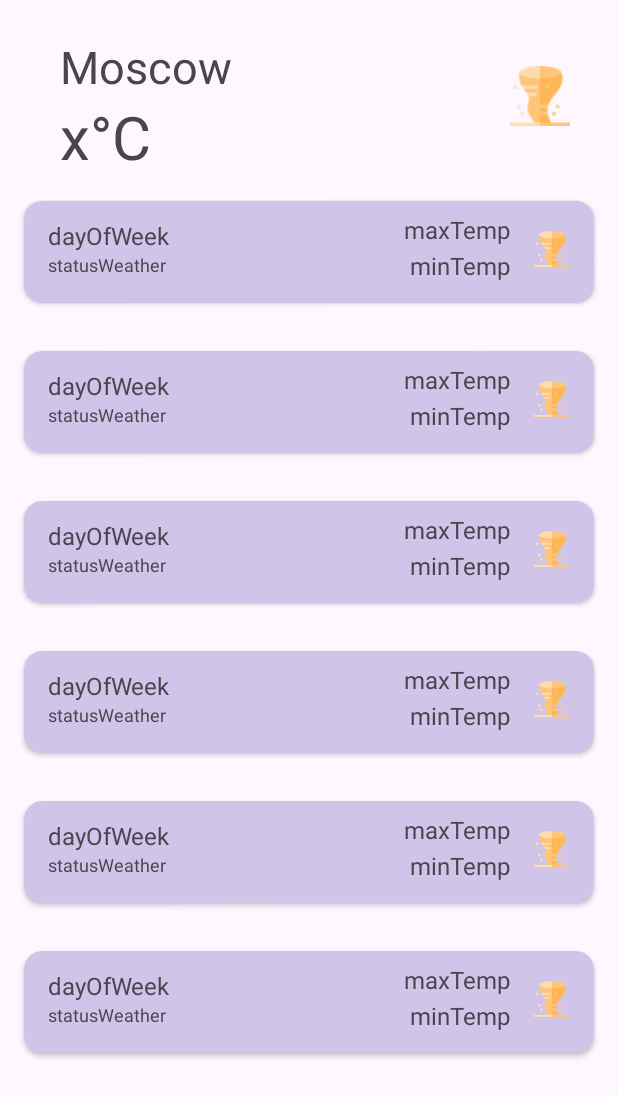
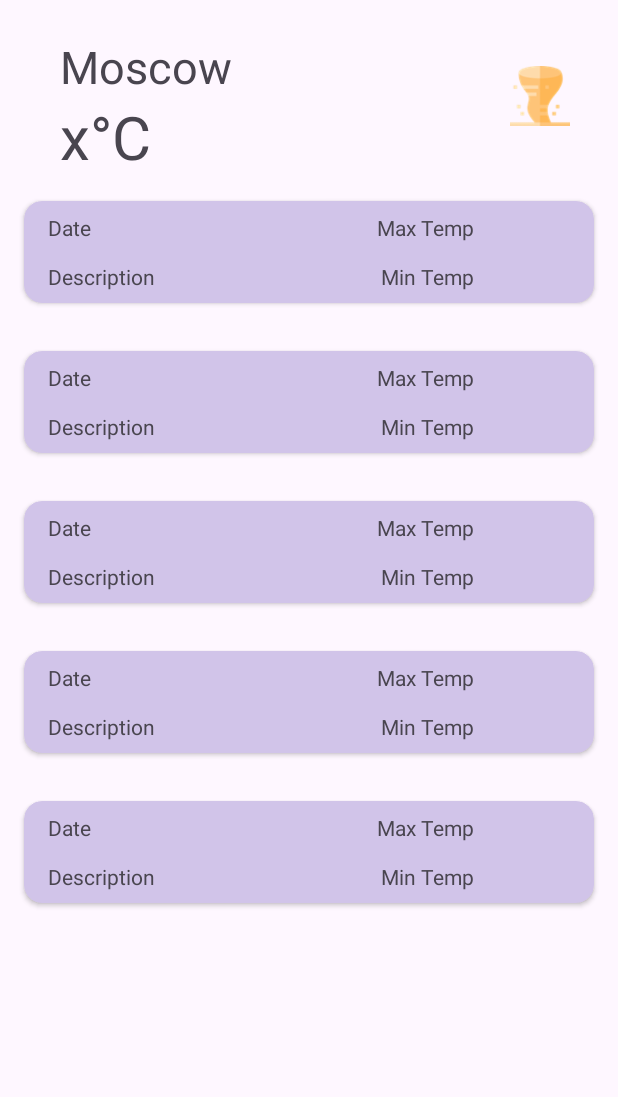
Before and after one commit to Dats-asc/SummerPracticeWeatherApp, an Android app: the layout fragment_days.xml on its own in the app's theme, with its tools: preview values and no code run, on a phone screen of 412 x 824 dp. Shown: the top 1097 px of the screen. Run offline under Robolectric (Android 15) with nearby library versions, the phone set to English and light mode, and no system bars; network calls fail.

Commit message:
[Update] 10Days fragment

```diff
--- a/app/src/main/java/com/example/summerpracticeweatherapp/Day.kt
+++ b/app/src/main/java/com/example/summerpracticeweatherapp/Day.kt
@@ -1,5 +1,7 @@
 package com.example.summerpracticeweatherapp
 data class Day (
-    val name: String,
-    val status: String
+    val date : String,
+    val description : String,
+    val maxTemp : Int,
+    val minTemp : Int
 )
--- a/app/src/main/java/com/example/summerpracticeweatherapp/DayItem.kt
+++ b/app/src/main/java/com/example/summerpracticeweatherapp/DayItem.kt
@@ -1,14 +1,17 @@
 package com.example.summerpracticeweatherapp
 import androidx.recyclerview.widget.RecyclerView
 import com.example.summerpracticeweatherapp.databinding.ItemDayBinding
+import com.example.summerpracticeweatherapp.network.Forecast
 
 
 class DayItem(private val binding: ItemDayBinding
 ) : RecyclerView.ViewHolder(binding.root) {
     fun onBind(day: Day){
         binding.run{
-            tvTitle.text = day.name
-            tvDesc.text = day.status.toString()
+            tvData.text = day.date
+            tvDescription.text = day.description
+            tvMaxTemp.text = day.maxTemp.toString()
+            tvMinTemp.text = day.minTemp.toString()
         }
     }
 }
--- a/app/src/main/java/com/example/summerpracticeweatherapp/DayRepository.kt
+++ b/app/src/main/java/com/example/summerpracticeweatherapp/DayRepository.kt
@@ -1,22 +1,12 @@
 package com.example.summerpracticeweatherapp
+import com.example.summerpracticeweatherapp.network.Forecast
 import java.text.SimpleDateFormat
 import java.time.LocalDateTime
 import java.util.Calendar
 
 object DayRepository {
-    private val calendar = Calendar.getInstance()
 
-    val list: List<Day> = (0..14).map { index ->
-        val date = calendar.time
-            .toString()
-            .split(" ")
-            .take(3)
-            .joinToString(" ")
-
-        calendar.add(Calendar.DAY_OF_YEAR, 1) //нет сегодняшнего дня, начало со след.дня, надо фиксить
-        Day(status = "*statusWeather*", name = date)
-    }
-
-
-
+    val list: List<Day> = listOf(
+        // Заполнить экземплярами дней
+    )
 }
--- /dev/null
+++ b/app/src/main/java/com/example/summerpracticeweatherapp/network/Forecast.kt
@@ -0,0 +1,7 @@
+package com.example.summerpracticeweatherapp.network
+
+import com.example.summerpracticeweatherapp.network.models.weather.Main
+
+object Forecast {
+    var forecast: Main? = null
+}
--- a/app/src/main/res/layout/fragment_days.xml
+++ b/app/src/main/res/layout/fragment_days.xml
@@ -51,7 +51,7 @@
         app:layout_constraintBottom_toBottomOf="parent"
         app:layout_constraintTop_toBottomOf="@+id/tv_temp"
         app:layout_constraintVertical_bias="0.0"
-        tools:itemCount="10"
+        tools:itemCount="5"
         tools:layout_editor_absoluteX="0dp"
         tools:listitem="@layout/item_day" />
 </androidx.constraintlayout.widget.ConstraintLayout>
--- a/app/src/main/res/layout/fragment_search.xml
+++ b/app/src/main/res/layout/fragment_search.xml
@@ -17,7 +17,7 @@
         android:id="@+id/btn_save_city"
         android:layout_width="match_parent"
         android:layout_height="wrap_content"
-        android:layout_marginTop="20dp"
+        android:layout_marginTop="200dp"
         android:text="Save city"
         app:layout_constraintTop_toBottomOf="@id/et_city" />
 
--- a/app/src/main/res/layout/item_day.xml
+++ b/app/src/main/res/layout/item_day.xml
@@ -2,6 +2,7 @@
 <androidx.cardview.widget.CardView xmlns:android="http://schemas.android.com/apk/res/android"
     xmlns:tools="http://schemas.android.com/tools"
     xmlns:app="http://schemas.android.com/apk/res-auto"
+    android:id="@+id/card"
     android:layout_width="match_parent"
     android:layout_height="68dp"
     android:clickable="true"
@@ -11,66 +12,44 @@
     app:cardCornerRadius="12dp">
     <androidx.constraintlayout.widget.ConstraintLayout
         android:layout_width="match_parent"
-        android:layout_height="wrap_content">
-
+        android:layout_height="match_parent">
+        <TextView
+            android:id="@+id/tv_data"
+            android:layout_width="wrap_content"
+            android:layout_height="wrap_content"
+            tools:text="Date"
+            android:layout_marginStart="16dp"
+            android:layout_marginTop="8dp"
+            app:layout_constraintTop_toTopOf="parent"
+            app:layout_constraintLeft_toLeftOf="parent"/>
 
         <TextView
-            android:id="@+id/tv_title"
-            android:layout_width="0dp"
+            android:id="@+id/tv_description"
+            android:layout_width="wrap_content"
             android:layout_height="wrap_content"
-            android:layout_marginHorizontal="16dp"
-            android:layout_marginTop="12dp"
-            android:text="dayOfWeek"
-            android:textSize="16sp"
-            app:layout_constraintBottom_toTopOf="@id/tv_desc"
-            app:layout_constraintEnd_toEndOf="parent"
-            app:layout_constraintStart_toStartOf="parent"
-            app:layout_constraintTop_toTopOf="parent" />
-
+            android:layout_marginStart="16dp"
+            android:layout_marginBottom="8dp"
+            app:layout_constraintBottom_toBottomOf="parent"
+            app:layout_constraintLeft_toLeftOf="parent"
+            tools:text="Description" />
         <TextView
-            android:id="@+id/tv_desc"
-            android:layout_width="0dp"
+            android:id="@+id/tv_minTemp"
+            android:layout_width="wrap_content"
             android:layout_height="wrap_content"
-            android:layout_marginTop="8dp"
-            android:text="statusWeather"
-            android:textSize="12sp"
+            android:layout_marginEnd="80dp"
+            android:layout_marginBottom="8dp"
             app:layout_constraintBottom_toBottomOf="parent"
-            app:layout_constraintEnd_toEndOf="@+id/tv_title"
-            app:layout_constraintStart_toStartOf="@+id/tv_title"
-            app:layout_constraintTop_toTopOf="@+id/tv_title" />
-
+            app:layout_constraintRight_toRightOf="parent"
+            tools:text="Min Temp" />
         <TextView
             android:id="@+id/tv_maxTemp"
-            android:layout_width="0dp"
+            android:layout_width="wrap_content"
             android:layout_height="wrap_content"
-            android:layout_marginHorizontal="16dp"
-            android:layout_marginTop="-4dp"
-            android:layout_marginEnd="40dp"
-            android:text="maxTemp"
-            android:textSize="16sp"
-            app:layout_constraintEnd_toEndOf="@+id/tv_title"
-            app:layout_constraintTop_toTopOf="@+id/tv_title" />
-        <TextView
-            android:id="@+id/tv_minTemp"
-            android:layout_width="0dp"
-            android:layout_height="wrap_content"
-            android:layout_marginHorizontal="16dp"
-            android:layout_marginTop="20dp"
-            android:layout_marginEnd="40dp"
-            android:text="minTemp"
-            android:textSize="16sp"
-            app:layout_constraintEnd_toEndOf="@+id/tv_title"
-            app:layout_constraintTop_toTopOf="@+id/tv_title" />
-
-        <ImageView
-            android:id="@+id/iv_icon"
-            android:layout_width="24dp"
-            android:layout_height="24dp"
-            android:layout_marginTop="12dp"
-            android:layout_marginEnd="-40dp"
-            android:src="@drawable/img"
-            app:layout_constraintEnd_toEndOf="@+id/tv_maxTemp"
-            app:layout_constraintTop_toTopOf="@+id/tv_maxTemp" />
+            android:layout_marginEnd="80dp"
+            android:layout_marginTop="8dp"
+            app:layout_constraintTop_toTopOf="parent"
+            app:layout_constraintRight_toRightOf="parent"
+            tools:text="Max Temp" />
 
     </androidx.constraintlayout.widget.ConstraintLayout>
 </androidx.cardview.widget.CardView>
```
